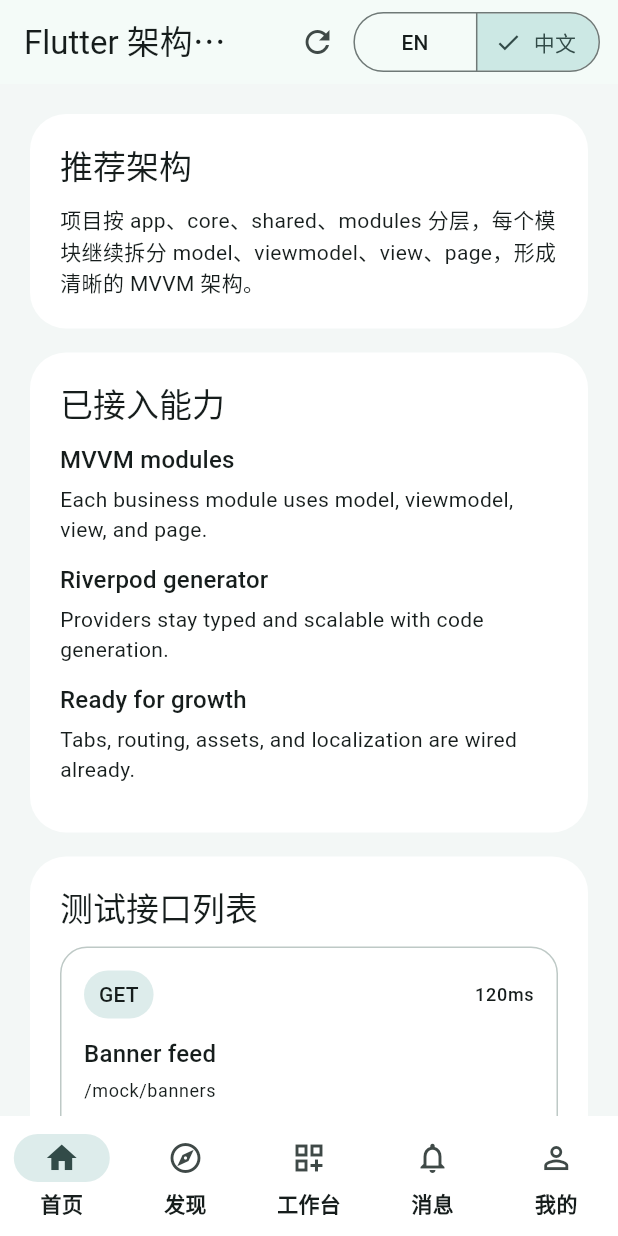
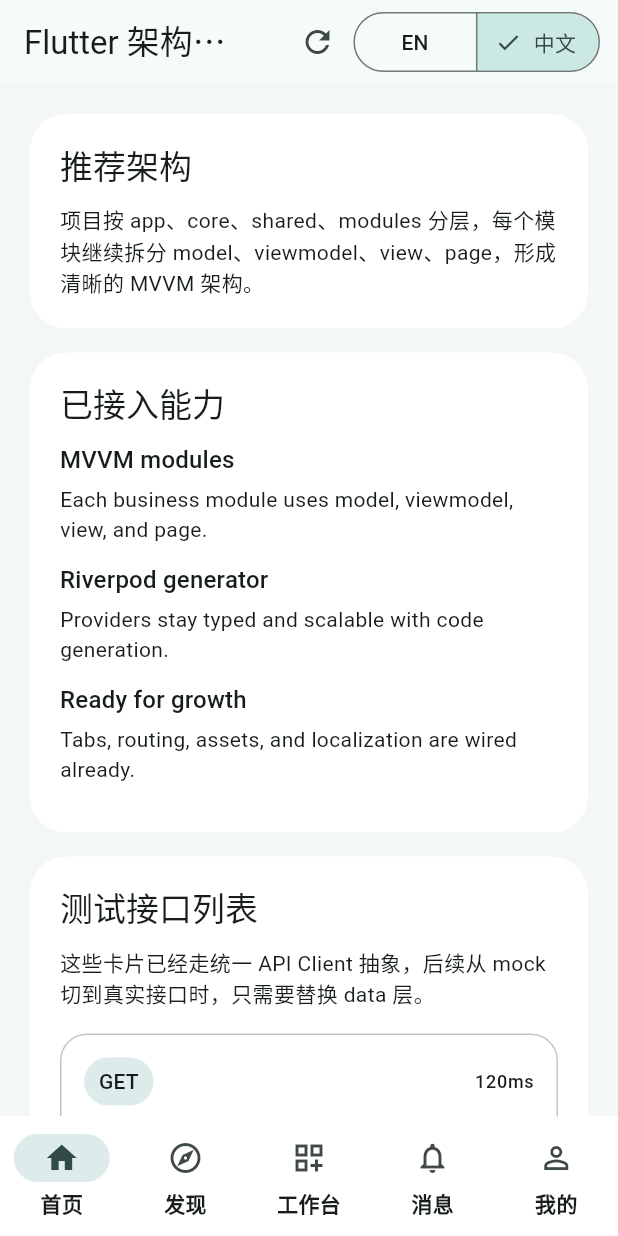
Before and after one commit to flutterffi/flutter_app, a Flutter app: the screen it shows after launch, after a tap on "中文", on a phone screen of 412 x 824 dp. Run offline on Flutter 3.47's test engine with Material 3 defaults, Android fonts, the phone set to English and light mode, and no system bars; our stand-ins replace flutter_riverpod, go_router, riverpod_annotation; generated files the repository leaves out were written again.

Commit message:
Add shared mock API client layer

```diff
--- a/lib/l10n/app_en.arb
+++ b/lib/l10n/app_en.arb
@@ -32,6 +32,7 @@
   "homeTitle": "Flutter Starter",
   "homeRefreshApis": "Refresh APIs",
   "homeMockApisTitle": "Mock API endpoints",
+  "homeMockApisDescription": "These cards come through the shared API client abstraction, so the data layer can switch from mock to real endpoints later.",
   "homeMockApisFailed": "Failed to load mock APIs: {message}",
   "@homeMockApisFailed": {
     "placeholders": {
--- a/lib/l10n/app_localizations.dart
+++ b/lib/l10n/app_localizations.dart
@@ -200,6 +200,12 @@
   /// **'Mock API endpoints'**
   String get homeMockApisTitle;
 
+  /// No description provided for @homeMockApisDescription.
+  ///
+  /// In en, this message translates to:
+  /// **'These cards come through the shared API client abstraction, so the data layer can switch from mock to real endpoints later.'**
+  String get homeMockApisDescription;
+
   /// No description provided for @homeMockApisFailed.
   ///
   /// In en, this message translates to:
--- a/lib/l10n/app_localizations_en.dart
+++ b/lib/l10n/app_localizations_en.dart
@@ -64,6 +64,10 @@
   String get homeMockApisTitle => 'Mock API endpoints';
 
   @override
+  String get homeMockApisDescription =>
+      'These cards come through the shared API client abstraction, so the data layer can switch from mock to real endpoints later.';
+
+  @override
   String homeMockApisFailed(Object message) {
     return 'Failed to load mock APIs: $message';
   }
--- a/lib/l10n/app_localizations_zh.dart
+++ b/lib/l10n/app_localizations_zh.dart
@@ -64,6 +64,10 @@
   String get homeMockApisTitle => '测试接口列表';
 
   @override
+  String get homeMockApisDescription =>
+      '这些卡片已经走统一 API Client 抽象，后续从 mock 切到真实接口时，只需要替换 data 层。';
+
+  @override
   String homeMockApisFailed(Object message) {
     return '测试接口加载失败：$message';
   }
--- a/lib/l10n/app_zh.arb
+++ b/lib/l10n/app_zh.arb
@@ -32,6 +32,7 @@
   "homeTitle": "Flutter 架构模板",
   "homeRefreshApis": "刷新接口",
   "homeMockApisTitle": "测试接口列表",
+  "homeMockApisDescription": "这些卡片已经走统一 API Client 抽象，后续从 mock 切到真实接口时，只需要替换 data 层。",
   "homeMockApisFailed": "测试接口加载失败：{message}",
   "@homeMockApisFailed": {
     "placeholders": {
--- /dev/null
+++ b/lib/src/core/network/service/api_client.dart
@@ -0,0 +1,6 @@
+import 'package:flutter_app/src/core/network/model/api_request_model.dart';
+import 'package:flutter_app/src/core/network/model/api_response_model.dart';
+
+abstract interface class ApiClient {
+  Future<ApiResponseModel<Map<String, dynamic>>> send(ApiRequestModel request);
+}
--- /dev/null
+++ b/lib/src/core/network/service/mock_api_client.dart
@@ -0,0 +1,61 @@
+import 'package:flutter_app/src/core/network/model/api_request_model.dart';
+import 'package:flutter_app/src/core/network/model/api_response_model.dart';
+import 'package:flutter_app/src/core/network/service/api_client.dart';
+
+class MockApiClient implements ApiClient {
+  const MockApiClient();
+
+  @override
+  Future<ApiResponseModel<Map<String, dynamic>>> send(
+    ApiRequestModel request,
+  ) async {
+    await Future<void>.delayed(const Duration(milliseconds: 450));
+
+    switch ('${request.method} ${request.path}') {
+      case 'GET /mock/apis':
+        return ApiResponseModel(
+          statusCode: 200,
+          data: {
+            'items': [
+              {
+                'id': 'api-1',
+                'method': 'GET',
+                'path': '/mock/banners',
+                'title': 'Banner feed',
+                'summary':
+                    'Returns marketing banners for the home header carousel.',
+                'latencyLabel': '120ms',
+              },
+              {
+                'id': 'api-2',
+                'method': 'GET',
+                'path': '/mock/tasks',
+                'title': 'Workspace tasks',
+                'summary':
+                    'Returns the task board items used by the workspace module.',
+                'latencyLabel': '180ms',
+              },
+              {
+                'id': 'api-3',
+                'method': 'POST',
+                'path': '/mock/login',
+                'title': 'Login endpoint',
+                'summary':
+                    'Validates credentials and returns a simulated session token.',
+                'latencyLabel': '240ms',
+              },
+            ],
+          },
+          message: 'Mock API list loaded.',
+        );
+      default:
+        return ApiResponseModel(
+          statusCode: 404,
+          data: const {
+            'items': <Map<String, dynamic>>[],
+          },
+          message: 'Mock route not found.',
+        );
+    }
+  }
+}
--- /dev/null
+++ b/lib/src/core/network/viewmodel/api_client_viewmodel.dart
@@ -0,0 +1,11 @@
+import 'package:riverpod_annotation/riverpod_annotation.dart';
+
+import 'package:flutter_app/src/core/network/service/api_client.dart';
+import 'package:flutter_app/src/core/network/service/mock_api_client.dart';
+
+part 'api_client_viewmodel.g.dart';
+
+@riverpod
+ApiClient apiClient(ApiClientRef ref) {
+  return const MockApiClient();
+}
--- a/lib/src/modules/home/data/home_mock_api_data_source.dart
+++ b/lib/src/modules/home/data/home_mock_api_data_source.dart
@@ -1,36 +1,24 @@
+import 'package:flutter_app/src/core/network/model/api_request_model.dart';
+import 'package:flutter_app/src/core/network/service/api_client.dart';
 import 'package:flutter_app/src/modules/home/model/home_api_item_model.dart';
 
 class HomeMockApiDataSource {
-  const HomeMockApiDataSource();
+  HomeMockApiDataSource({required this.apiClient});
+
+  final ApiClient apiClient;
 
   Future<List<HomeApiItemModel>> fetchApis() async {
-    await Future<void>.delayed(const Duration(milliseconds: 450));
+    final response = await apiClient.send(
+      const ApiRequestModel(method: 'GET', path: '/mock/apis'),
+    );
 
-    return const [
-      HomeApiItemModel(
-        id: 'api-1',
-        method: 'GET',
-        path: '/mock/banners',
-        title: 'Banner feed',
-        summary: 'Returns marketing banners for the home header carousel.',
-        latencyLabel: '120ms',
-      ),
-      HomeApiItemModel(
-        id: 'api-2',
-        method: 'GET',
-        path: '/mock/tasks',
-        title: 'Workspace tasks',
-        summary: 'Returns the task board items used by the workspace module.',
-        latencyLabel: '180ms',
-      ),
-      HomeApiItemModel(
-        id: 'api-3',
-        method: 'POST',
-        path: '/mock/login',
-        title: 'Login endpoint',
-        summary: 'Validates credentials and returns a simulated session token.',
-        latencyLabel: '240ms',
-      ),
-    ];
+    if (!response.isSuccess) {
+      throw Exception(response.message ?? 'Failed to load mock API list.');
+    }
+
+    final items = (response.data['items'] as List<dynamic>? ?? const []);
+    return items
+        .map((item) => HomeApiItemModel.fromJson(item as Map<String, dynamic>))
+        .toList();
   }
 }
--- a/lib/src/modules/home/model/home_api_item_model.dart
+++ b/lib/src/modules/home/model/home_api_item_model.dart
@@ -14,4 +14,15 @@
   final String title;
   final String summary;
   final String latencyLabel;
+
+  factory HomeApiItemModel.fromJson(Map<String, dynamic> json) {
+    return HomeApiItemModel(
+      id: json['id'] as String? ?? '',
+      method: json['method'] as String? ?? '',
+      path: json['path'] as String? ?? '',
+      title: json['title'] as String? ?? '',
+      summary: json['summary'] as String? ?? '',
+      latencyLabel: json['latencyLabel'] as String? ?? '',
+    );
+  }
 }
--- a/lib/src/modules/home/view/home_content_view.dart
+++ b/lib/src/modules/home/view/home_content_view.dart
@@ -74,7 +74,12 @@
           const SizedBox(height: 16),
           FeatureSectionCardView(
             title: l10n.homeMockApisTitle,
-            child: apiListAsync.when(
+            child: Column(
+              crossAxisAlignment: CrossAxisAlignment.start,
+              children: [
+                Text(l10n.homeMockApisDescription),
+                const SizedBox(height: 16),
+                apiListAsync.when(
                   loading: () => const LinearProgressIndicator(),
                   error: (error, stackTrace) =>
                       Text(l10n.homeMockApisFailed(error.toString())),
@@ -86,6 +91,8 @@
                       ],
                     ],
                   ),
+                ),
+              ],
             ),
           ),
           const SizedBox(height: 16),
--- a/lib/src/modules/home/viewmodel/home_viewmodel.dart
+++ b/lib/src/modules/home/viewmodel/home_viewmodel.dart
@@ -1,5 +1,6 @@
 import 'package:riverpod_annotation/riverpod_annotation.dart';
 
+import 'package:flutter_app/src/core/network/viewmodel/api_client_viewmodel.dart';
 import 'package:flutter_app/src/modules/home/data/home_api_repository.dart';
 import 'package:flutter_app/src/modules/home/model/home_api_item_model.dart';
 import 'package:flutter_app/src/modules/home/model/home_highlight_model.dart';
@@ -26,7 +27,8 @@
 
 @riverpod
 HomeApiRepository homeApiRepository(HomeApiRepositoryRef ref) {
-  return HomeApiRepository();
+  final apiClient = ref.watch(apiClientProvider);
+  return HomeApiRepository(apiClient: apiClient);
 }
 
 @riverpod
```
Also changed, not shown: lib/src/core/network/model/api_request_model.dart (added, +13 -0 lines), lib/src/core/network/model/api_response_model.dart (added, +13 -0 lines), lib/src/modules/home/data/home_api_repository.dart (+6 -2 lines), lib/src/core/network/viewmodel/api_client_viewmodel.g.dart (added), lib/src/modules/home/viewmodel/home_viewmodel.g.dart. Lines whose indentation alone changed are shown as unchanged.
